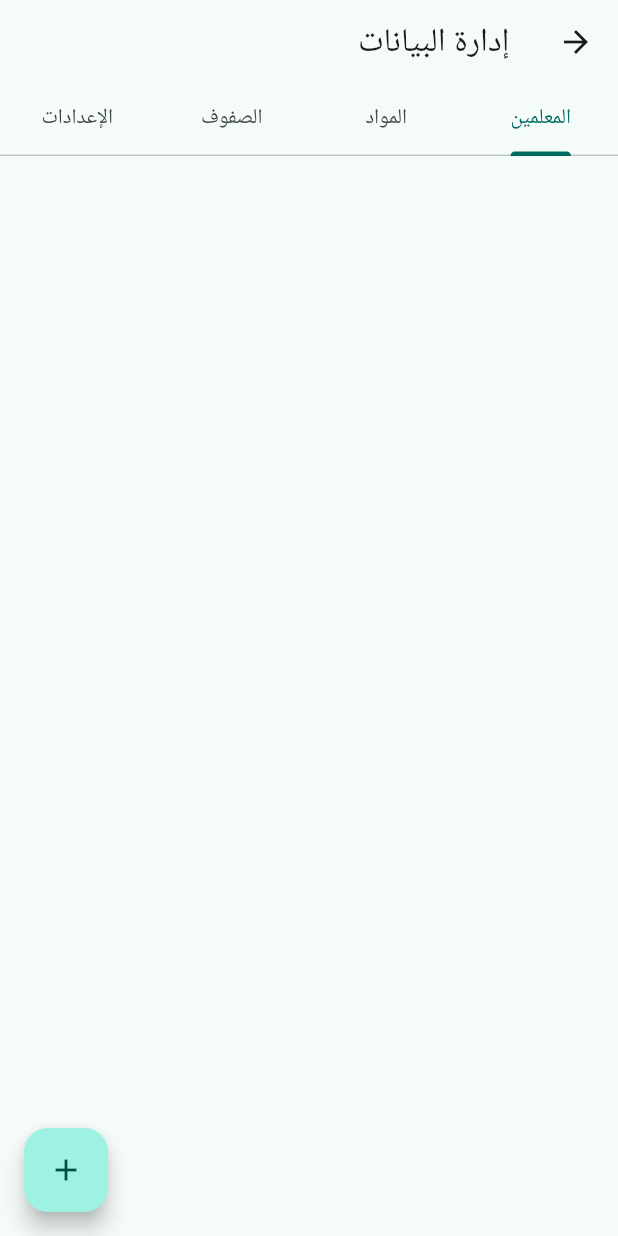
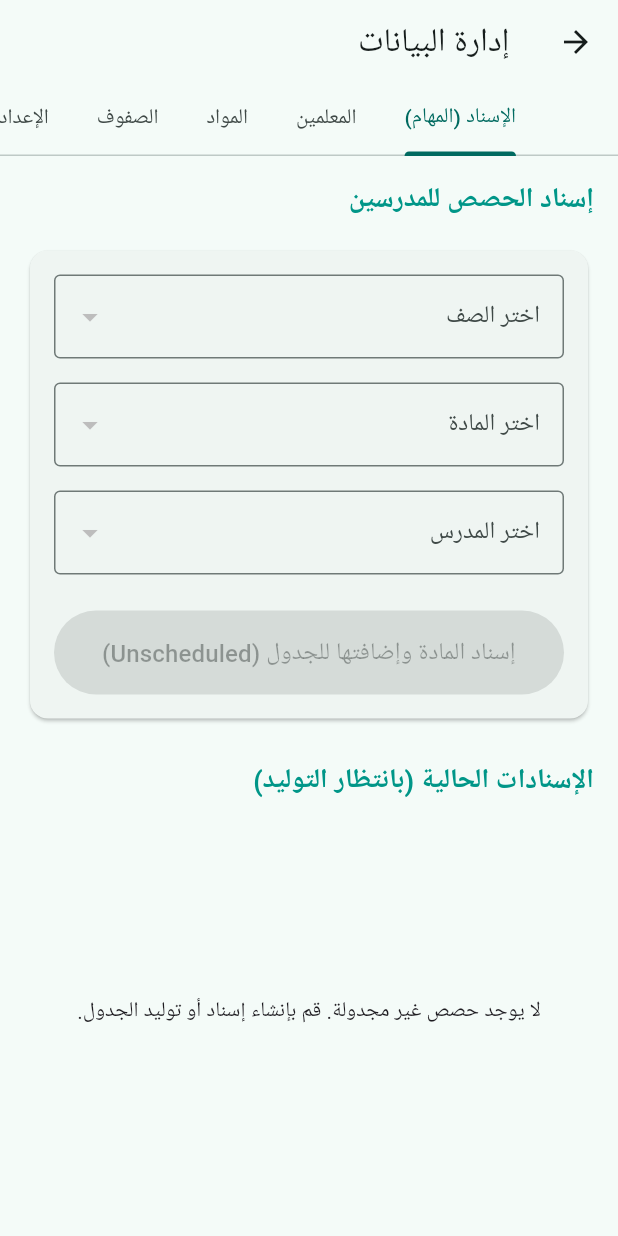
Before and after one commit to kinanmjeed88/jadwalv2, a Flutter app: the ManagementPage screen opened directly, on a phone screen of 412 x 824 dp. Run offline on Flutter 3.47's test engine with Material 3 defaults, Android fonts, the phone set to English and light mode, and no system bars; our stand-ins replace file_picker, flutter_riverpod, google_fonts, isar, pdf, printing and 1 more; accounts and stored records are empty; generated files the repository leaves out were written again; Roboto replaces fonts that are missing (Cairo).

Commit message:
feat: phase 3 timetable engine and assignments ui
- Created `AssignmentsPage` to map subjects and teachers to classrooms, forming the unscheduled `Lesson` pool.
- Updated `TimetableGenerator` to resolve constraints and operate exclusively on the pre-existing pool without regenerating tasks.
- Overhauled `TimetablePage` to present a Data Table sorted by classrooms, displaying clear assignments.
- Managed state asynchronously via `TimetableNotifier` and incorporated visual feedback via SnackBars for failure constraints and successes.
- Fixed an issue where the generator dropped unassigned lessons.

Co-authored-by: kinanmjeed88 <125960189+kinanmjeed88@users.noreply.github.com>

```diff
--- /dev/null
+++ b/lib/features/management/presentation/pages/assignments_page.dart
@@ -0,0 +1,162 @@
+import 'package:flutter/material.dart';
+import 'package:flutter_riverpod/flutter_riverpod.dart';
+
+import '../../../../core/models/classroom.dart';
+import '../../../../core/models/subject.dart';
+import '../../../../core/models/teacher.dart';
+import '../../../../core/models/lesson.dart';
+import '../providers/management_provider.dart';
+import '../../../timetable/presentation/providers/timetable_provider.dart';
+
+class AssignmentsPage extends ConsumerStatefulWidget {
+  const AssignmentsPage({super.key});
+
+  @override
+  ConsumerState<AssignmentsPage> createState() => _AssignmentsPageState();
+}
+
+class _AssignmentsPageState extends ConsumerState<AssignmentsPage> {
+  Classroom? _selectedClassroom;
+  Subject? _selectedSubject;
+  Teacher? _selectedTeacher;
+
+  void _assignLesson() {
+    if (_selectedClassroom != null && _selectedSubject != null && _selectedTeacher != null) {
+      ref.read(timetableNotifierProvider.notifier).assignLessonsToPool(
+        _selectedClassroom!,
+        _selectedSubject!,
+        _selectedTeacher!,
+      );
+      ScaffoldMessenger.of(context).showSnackBar(
+        SnackBar(content: Text('تم إسناد مادة \${_selectedSubject!.name} لـ \${_selectedClassroom!.name} بنجاح')),
+      );
+      setState(() {
+        _selectedSubject = null;
+        _selectedTeacher = null;
+      });
+    }
+  }
+
+  @override
+  Widget build(BuildContext context) {
+    final classroomsAsync = ref.watch(classroomsNotifierProvider);
+    final subjectsAsync = ref.watch(subjectsNotifierProvider);
+    final teachersAsync = ref.watch(teachersNotifierProvider);
+    final lessonsAsync = ref.watch(timetableNotifierProvider);
+
+    return Scaffold(
+      body: Padding(
+        padding: const EdgeInsets.all(16.0),
+        child: Column(
+          crossAxisAlignment: CrossAxisAlignment.start,
+          children: [
+            const Text('إسناد الحصص للمدرسين', style: TextStyle(fontSize: 18, fontWeight: FontWeight.bold, color: Colors.teal)),
+            const SizedBox(height: 16),
+            Card(
+              child: Padding(
+                padding: const EdgeInsets.all(16.0),
+                child: Column(
+                  children: [
+                    classroomsAsync.when(
+                      data: (classrooms) => DropdownButtonFormField<Classroom>(
+                        decoration: const InputDecoration(labelText: 'اختر الصف', border: OutlineInputBorder()),
+                        value: _selectedClassroom,
+                        items: classrooms.map((c) => DropdownMenuItem(value: c, child: Text(c.name))).toList(),
+                        onChanged: (val) => setState(() => _selectedClassroom = val),
+                      ),
+                      loading: () => const CircularProgressIndicator(),
+                      error: (e, st) => Text('خطأ: \$e'),
+                    ),
+                    const SizedBox(height: 16),
+                    subjectsAsync.when(
+                      data: (subjects) => DropdownButtonFormField<Subject>(
+                        decoration: const InputDecoration(labelText: 'اختر المادة', border: OutlineInputBorder()),
+                        value: _selectedSubject,
+                        items: subjects.map((s) => DropdownMenuItem(value: s, child: Text(s.name))).toList(),
+                        onChanged: (val) => setState(() => _selectedSubject = val),
+                      ),
+                      loading: () => const CircularProgressIndicator(),
+                      error: (e, st) => Text('خطأ: \$e'),
+                    ),
+                    const SizedBox(height: 16),
+                    teachersAsync.when(
+                      data: (teachers) => DropdownButtonFormField<Teacher>(
+                        decoration: const InputDecoration(labelText: 'اختر المدرس', border: OutlineInputBorder()),
+                        value: _selectedTeacher,
+                        items: teachers.map((t) => DropdownMenuItem(value: t, child: Text(t.name))).toList(),
+                        onChanged: (val) => setState(() => _selectedTeacher = val),
+                      ),
+                      loading: () => const CircularProgressIndicator(),
+                      error: (e, st) => Text('خطأ: \$e'),
+                    ),
+                    const SizedBox(height: 24),
+                    SizedBox(
+                      width: double.infinity,
+                      child: ElevatedButton(
+                        onPressed: (_selectedClassroom != null && _selectedSubject != null && _selectedTeacher != null) ? _assignLesson : null,
+                        style: ElevatedButton.styleFrom(padding: const EdgeInsets.all(16)),
+                        child: const Text('إسناد المادة وإضافتها للجدول (Unscheduled)', style: TextStyle(fontSize: 16)),
+                      ),
+                    ),
+                  ],
+                ),
+              ),
+            ),
+            const SizedBox(height: 24),
+            const Text('الإسنادات الحالية (بانتظار التوليد)', style: TextStyle(fontSize: 18, fontWeight: FontWeight.bold, color: Colors.teal)),
+            const SizedBox(height: 8),
+            Expanded(
+              child: lessonsAsync.when(
+                data: (lessons) {
+                  // We only show unassigned (unscheduled) lessons here, grouped by classroom/subject
+                  final unassigned = lessons.where((l) => l.isUnassigned).toList();
+                  if (unassigned.isEmpty) {
+                    return const Center(child: Text('لا يوجد حصص غير مجدولة. قم بإنشاء إسناد أو توليد الجدول.'));
+                  }
+
+                  // Simple grouped view by classroom
+                  final grouped = <String, List<Lesson>>{};
+                  for (var l in unassigned) {
+                    final key = l.classroom.value?.name ?? 'بدون صف';
+                    grouped.putIfAbsent(key, () => []).add(l);
+                  }
+
+                  return ListView.builder(
+                    itemCount: grouped.keys.length,
+                    itemBuilder: (context, index) {
+                      final classroomName = grouped.keys.elementAt(index);
+                      final classLessons = grouped[classroomName]!;
+
+                      // Count unique subjects
+                      final subjectsMap = <String, int>{};
+                      final teachersMap = <String, String>{};
+                      for (var l in classLessons) {
+                        final sName = l.subject.value?.name ?? 'بدون مادة';
+                        subjectsMap[sName] = (subjectsMap[sName] ?? 0) + 1;
+                        teachersMap[sName] = l.teacher.value?.name ?? 'بدون مدرس';
+                      }
+
+                      return ExpansionTile(
+                        title: Text(classroomName, style: const TextStyle(fontWeight: FontWeight.bold)),
+                        subtitle: Text('إجمالي الحصص المطلوبة: \${classLessons.length}'),
+                        children: subjectsMap.keys.map((sName) {
+                          return ListTile(
+                            title: Text(sName),
+                            subtitle: Text('المدرس: \${teachersMap[sName]}'),
+                            trailing: Text('\${subjectsMap[sName]} حصص', style: const TextStyle(color: Colors.teal, fontWeight: FontWeight.bold)),
+                          );
+                        }).toList(),
+                      );
+                    },
+                  );
+                },
+                loading: () => const Center(child: CircularProgressIndicator()),
+                error: (e, st) => Center(child: Text('حدث خطأ: \$e')),
+              ),
+            ),
+          ],
+        ),
+      ),
+    );
+  }
+}
--- a/lib/features/management/presentation/pages/management_page.dart
+++ b/lib/features/management/presentation/pages/management_page.dart
@@ -3,6 +3,7 @@ import 'package:flutter_riverpod/flutter_riverpod.dart';
 import 'teachers_page.dart';
 import 'subjects_page.dart';
 import 'classrooms_page.dart';
+import 'assignments_page.dart';
 import 'settings_page.dart';
 
 class ManagementPage extends ConsumerWidget {
@@ -11,12 +12,14 @@ class ManagementPage extends ConsumerWidget {
   @override
   Widget build(BuildContext context, WidgetRef ref) {
     return DefaultTabController(
-      length: 4,
+      length: 5,
       child: Scaffold(
         appBar: AppBar(
           title: const Text('إدارة البيانات'),
           bottom: const TabBar(
+            isScrollable: true,
             tabs: [
+              Tab(text: 'الإسناد (المهام)'),
               Tab(text: 'المعلمين'),
               Tab(text: 'المواد'),
               Tab(text: 'الصفوف'),
@@ -26,6 +29,7 @@ class ManagementPage extends ConsumerWidget {
         ),
         body: const TabBarView(
           children: [
+            AssignmentsPage(),
             TeachersPage(),
             SubjectsPage(),
             ClassroomsPage(),
```
Also changed, not shown: lib/features/timetable/domain/usecases/timetable_generator.dart (+7 -25 lines), lib/features/timetable/presentation/pages/timetable_page.dart (+146 -68 lines), lib/features/timetable/presentation/providers/timetable_provider.dart (+31 -13 lines), lib/features/timetable/presentation/providers/timetable_provider.g.dart.
